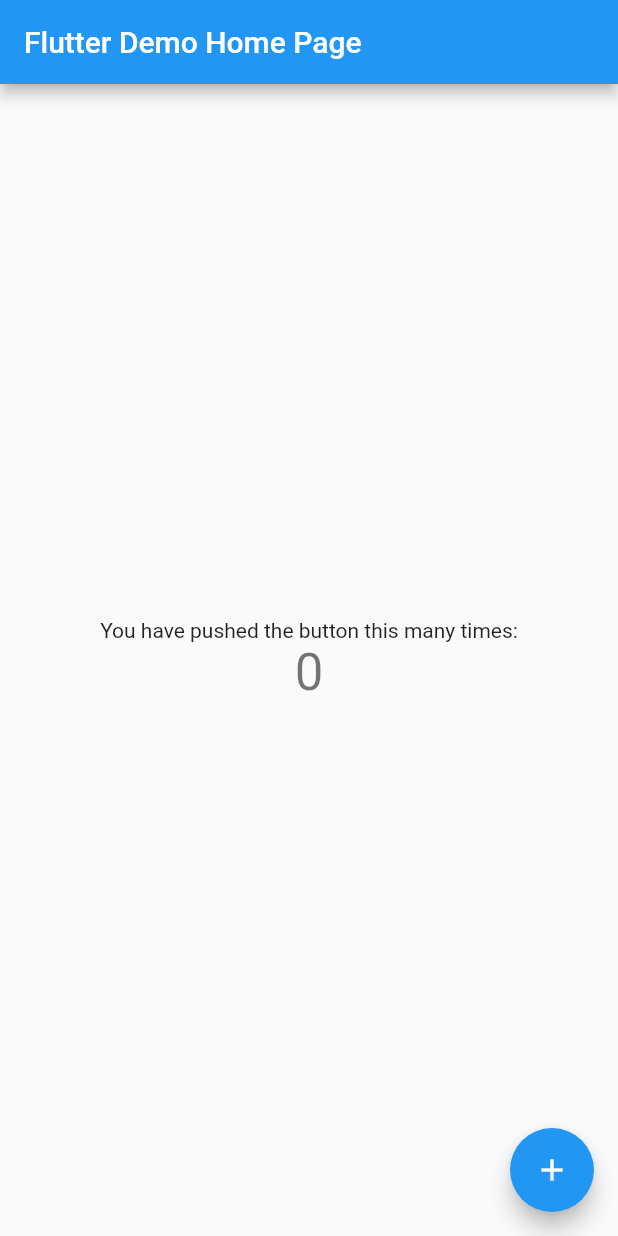
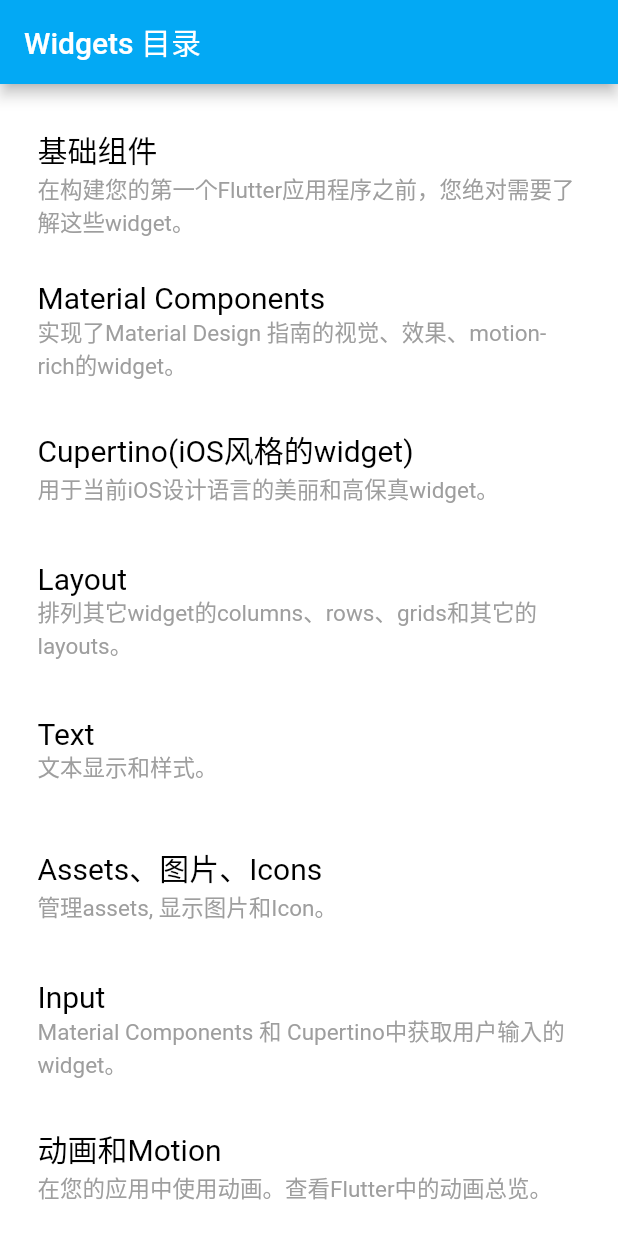
Before and after one commit to Maojunhao/FMStudyApp, a Flutter app: the screen it shows after launch, on a phone screen of 412 x 824 dp. Run offline on Flutter 3.47's test engine with Material 2 defaults, Android fonts, the phone set to English and light mode, and no system bars.

Commit message:
增加home.dart, basewidget.dart 等主目录文件

```diff
--- /dev/null
+++ b/FMStudyApp/lib/Widgets/BaseWidget/basewidget_vc.dart
@@ -0,0 +1,29 @@
+import 'package:flutter/material.dart';
+
+class BaseWidgetVC extends StatefulWidget {
+  final func;
+  const BaseWidgetVC({Key key, @required this.func}) : super(key: key);
+
+  @override
+  BaseWidgetState createState() => BaseWidgetState();
+}
+
+class BaseWidgetState extends State<BaseWidgetVC>{
+  @override
+  Widget build(BuildContext context) {
+    // TODO: implement build
+
+    return Container(
+      child: Scaffold(
+        backgroundColor: Colors.white,
+        appBar: AppBar(
+          backgroundColor: Colors.lightBlue,
+          title: Text("${widget.func["name"]}"),
+        ),
+        body: Center(
+          child: Text("${widget.func["desc"]}"),
+        ),
+      ),
+    );
+  }
+}
--- /dev/null
+++ b/FMStudyApp/lib/home/home.dart
@@ -0,0 +1,101 @@
+import 'package:flutter/material.dart';
+
+import 'package:FMStudyApp/Widgets/BaseWidget/basewidget_vc.dart';
+import 'package:FMStudyApp/Widgets/Material_components/material_components_vc.dart';
+import 'package:FMStudyApp/Widgets/Cupertino/cupertiono_vc.dart';
+
+class FMHomeVC extends StatefulWidget {
+  @override
+  FMHomeState createState() => FMHomeState();
+}
+
+class FMHomeState extends State<FMHomeVC> {
+  var funcLists = [];
+
+  @override
+  void initState() {
+    super.initState();
+
+    initData();
+  }
+
+  void initData() {
+    funcLists.add({"name": "基础组件", "desc": "在构建您的第一个Flutter应用程序之前，您绝对需要了解这些widget。"});
+    funcLists.add({"name": "Material Components", "desc": "实现了Material Design 指南的视觉、效果、motion-rich的widget。"});
+    funcLists.add({"name": "Cupertino(iOS风格的widget)", "desc": "用于当前iOS设计语言的美丽和高保真widget。"});
+    funcLists.add({"name": "Layout", "desc": "排列其它widget的columns、rows、grids和其它的layouts。"});
+    funcLists.add({"name": "Text", "desc": "文本显示和样式。"});
+    funcLists.add({"name": "Assets、图片、Icons", "desc": "管理assets, 显示图片和Icon。"});
+    funcLists.add({"name": "Input", "desc": "Material Components 和 Cupertino中获取用户输入的widget。"});
+    funcLists.add({"name": "动画和Motion", "desc": "在您的应用中使用动画。查看Flutter中的动画总览。"});
+    funcLists.add({"name": "交互模型", "desc": "响应触摸事件并将用户路由到不同的页面视图（View）。"});
+    funcLists.add({"name": "样式", "desc": "管理应用的主题，使应用能够响应式的适应屏幕尺寸或添加填充。"});
+    funcLists.add({"name": "绘制和效果", "desc": "Widget将视觉效果应用到其子组件，而不改变它们的布局、大小和位置。"});
+    funcLists.add({"name": "Async", "desc": "Flutter应用的异步模型。"});
+    funcLists.add({"name": "滚动", "desc": "滚动一个拥有多个子组件的父组件。"});
+    funcLists.add({"name": "辅助功能", "desc": "给你的App添加辅助功能(这是一个正在进行的工作)。"});
+
+    print(funcLists);
+
+    setState(() {
+
+    });
+  }
+
+  @override
+  Widget build(BuildContext context) {
+    // TODO: implement build
+
+    return Container(
+      child: Scaffold(
+        backgroundColor: Colors.white,
+        appBar: AppBar(
+          backgroundColor: Colors.lightBlue,
+          title: Text("Widgets 目录"),
+        ),
+        body: Center(
+          child: ListView.builder(
+            padding: const EdgeInsets.all(15.0),
+            // 生成对应数据源数量的 Item
+            itemCount: funcLists.length,
+            itemBuilder: (context, index){
+              // 按照数据源对每个 Item 进行渲染
+              var func = funcLists[index];
+              return ListTile(
+                contentPadding: const EdgeInsets.all(10.0),
+                title: Text(
+                  "${func["name"]}",
+                  style: TextStyle(
+                    fontSize: 20,
+                    color: Colors.black,
+                  ),
+                ),
+                subtitle: Text(
+                  "${func["desc"]}",
+                  style: TextStyle(
+                    fontSize: 15,
+                    color: Colors.grey,
+                  ),
+                ),
+                onTap: (){
+                  // 点击事件，在这里处理不同 Item 跳转
+                  Navigator.push(
+                    context,
+                    MaterialPageRoute(builder: (context) {
+                      if (func["name"] == "基础组件") {
+                        return BaseWidgetVC(func: func,);
+                      } else if (func["name"] == "Material Components") {
+                        return BaseWidgetVC();
+                      }
+                      return BaseWidgetVC(func: func,);
+                    }),
+                  );
+                },
+              );
+            },
+          ),
+        ),
+      ),
+    );
+  }
+}
--- a/FMStudyApp/lib/main.dart
+++ b/FMStudyApp/lib/main.dart
@@ -1,4 +1,6 @@
 import 'package:flutter/material.dart';
+import 'package:FMStudyApp/home/home.dart';
+import 'package:FMStudyApp/Widgets/BaseWidget/basewidget_vc.dart';
 
 void main() {
   runApp(MyApp());
@@ -10,108 +12,12 @@ class MyApp extends StatelessWidget {
   Widget build(BuildContext context) {
     return MaterialApp(
       title: 'Flutter Demo',
-      theme: ThemeData(
-        // This is the theme of your application.
-        //
-        // Try running your application with "flutter run". You'll see the
-        // application has a blue toolbar. Then, without quitting the app, try
-        // changing the primarySwatch below to Colors.green and then invoke
-        // "hot reload" (press "r" in the console where you ran "flutter run",
-        // or simply save your changes to "hot reload" in a Flutter IDE).
-        // Notice that the counter didn't reset back to zero; the application
-        // is not restarted.
-        primarySwatch: Colors.blue,
-        // This makes the visual density adapt to the platform that you run
-        // the app on. For desktop platforms, the controls will be smaller and
-        // closer together (more dense) than on mobile platforms.
-        visualDensity: VisualDensity.adaptivePlatformDensity,
-      ),
-      home: MyHomePage(title: 'Flutter Demo Home Page'),
+      home: FMHomeVC(),
+      initialRoute: '/',
+      routes: {
+        '/home': (BuildContext context) => FMHomeVC(),
+        '/home/basewidget': (BuildContext context) => BaseWidgetVC(),
+      },
     );
   }
 }
-
-class MyHomePage extends StatefulWidget {
-  MyHomePage({Key key, this.title}) : super(key: key);
-
-  // This widget is the home page of your application. It is stateful, meaning
-  // that it has a State object (defined below) that contains fields that affect
-  // how it looks.
-
-  // This class is the configuration for the state. It holds the values (in this
-  // case the title) provided by the parent (in this case the App widget) and
-  // used by the build method of the State. Fields in a Widget subclass are
-  // always marked "final".
-
-  final String title;
-
-  @override
-  _MyHomePageState createState() => _MyHomePageState();
-}
-
-class _MyHomePageState extends State<MyHomePage> {
-  int _counter = 0;
-
-  void _incrementCounter() {
-    setState(() {
-      // This call to setState tells the Flutter framework that something has
-      // changed in this State, which causes it to rerun the build method below
-      // so that the display can reflect the updated values. If we changed
-      // _counter without calling setState(), then the build method would not be
-      // called again, and so nothing would appear to happen.
-      _counter++;
-    });
-  }
-
-  @override
-  Widget build(BuildContext context) {
-    // This method is rerun every time setState is called, for instance as done
-    // by the _incrementCounter method above.
-    //
-    // The Flutter framework has been optimized to make rerunning build methods
-    // fast, so that you can just rebuild anything that needs updating rather
-    // than having to individually change instances of widgets.
-    return Scaffold(
-      appBar: AppBar(
-        // Here we take the value from the MyHomePage object that was created by
-        // the App.build method, and use it to set our appbar title.
-        title: Text(widget.title),
-      ),
-      body: Center(
-        // Center is a layout widget. It takes a single child and positions it
-        // in the middle of the parent.
-        child: Column(
-          // Column is also a layout widget. It takes a list of children and
-          // arranges them vertically. By default, it sizes itself to fit its
-          // children horizontally, and tries to be as tall as its parent.
-          //
-          // Invoke "debug painting" (press "p" in the console, choose the
-          // "Toggle Debug Paint" action from the Flutter Inspector in Android
-          // Studio, or the "Toggle Debug Paint" command in Visual Studio Code)
-          // to see the wireframe for each widget.
-          //
-          // Column has various properties to control how it sizes itself and
-          // how it positions its children. Here we use mainAxisAlignment to
-          // center the children vertically; the main axis here is the vertical
-          // axis because Columns are vertical (the cross axis would be
-          // horizontal).
-          mainAxisAlignment: MainAxisAlignment.center,
-          children: <Widget>[
-            Text(
-              'You have pushed the button this many times:',
-            ),
-            Text(
-              '$_counter',
-              style: Theme.of(context).textTheme.headline4,
-            ),
-          ],
-        ),
-      ),
-      floatingActionButton: FloatingActionButton(
-        onPressed: _incrementCounter,
-        tooltip: 'Increment',
-        child: Icon(Icons.add),
-      ), // This trailing comma makes auto-formatting nicer for build methods.
-    );
-  }
-}
```
Also changed, not shown: FMStudyApp/lib/Widgets/BaseWidget/container.dart (added), FMStudyApp/lib/Widgets/Cupertino/cupertiono_vc.dart (added), FMStudyApp/lib/Widgets/Material_components/material_components_vc.dart (added), 2 other files.
